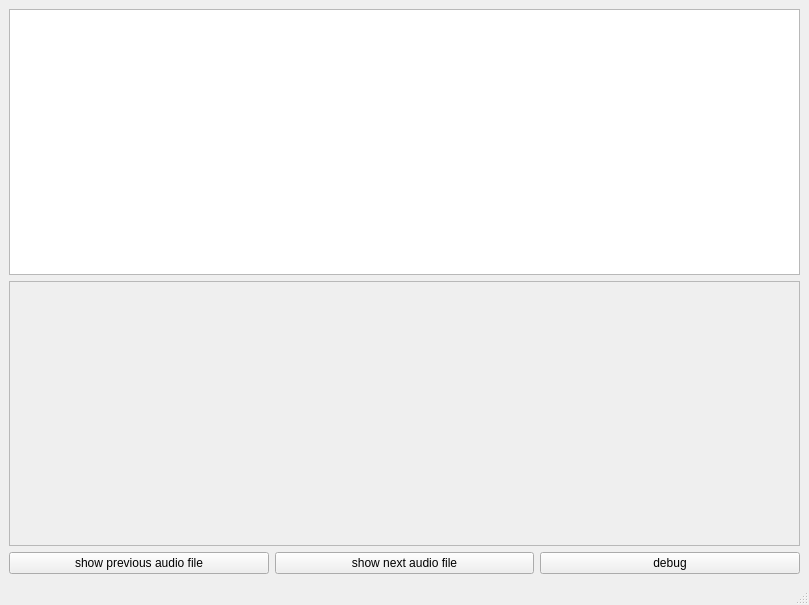
This is gui.ui in groakat/AudioTagger as Qt 5 draws it before an edit. The edited form follows.
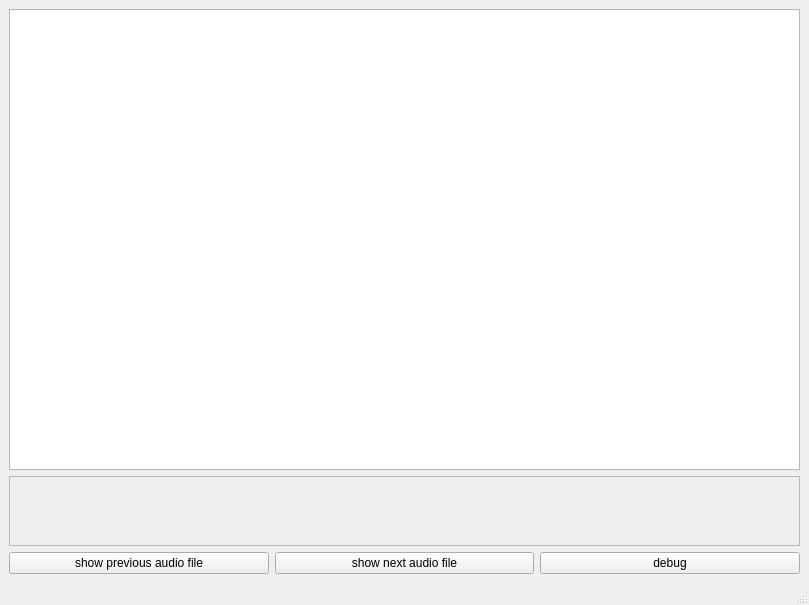
This is the edited form.

Commit message: before testing if scroll bars belong to graphicsview or scroll area

Diff of the .ui file:
```diff
--- a/gui.ui
+++ b/gui.ui
@@ -37,7 +37,7 @@
       <item>
        <widget class="QScrollArea" name="scrollArea">
         <property name="sizePolicy">
-         <sizepolicy hsizetype="Expanding" vsizetype="Minimum">
+         <sizepolicy hsizetype="Expanding" vsizetype="Maximum">
           <horstretch>0</horstretch>
           <verstretch>0</verstretch>
          </sizepolicy>
@@ -54,7 +54,7 @@
            <x>0</x>
            <y>0</y>
            <width>787</width>
-           <height>176</height>
+           <height>69</height>
           </rect>
          </property>
          <zorder></zorder>
```
Left out of the diff: 1 changed line with no effect on the pictures. The commit also changes 2 other files.
